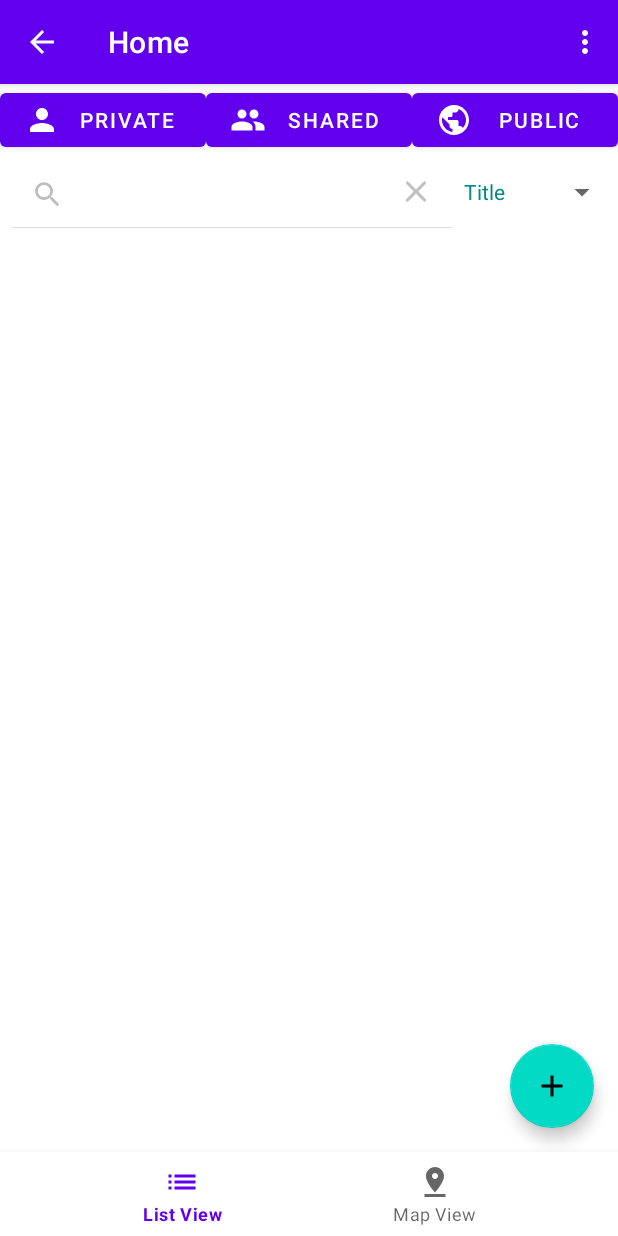
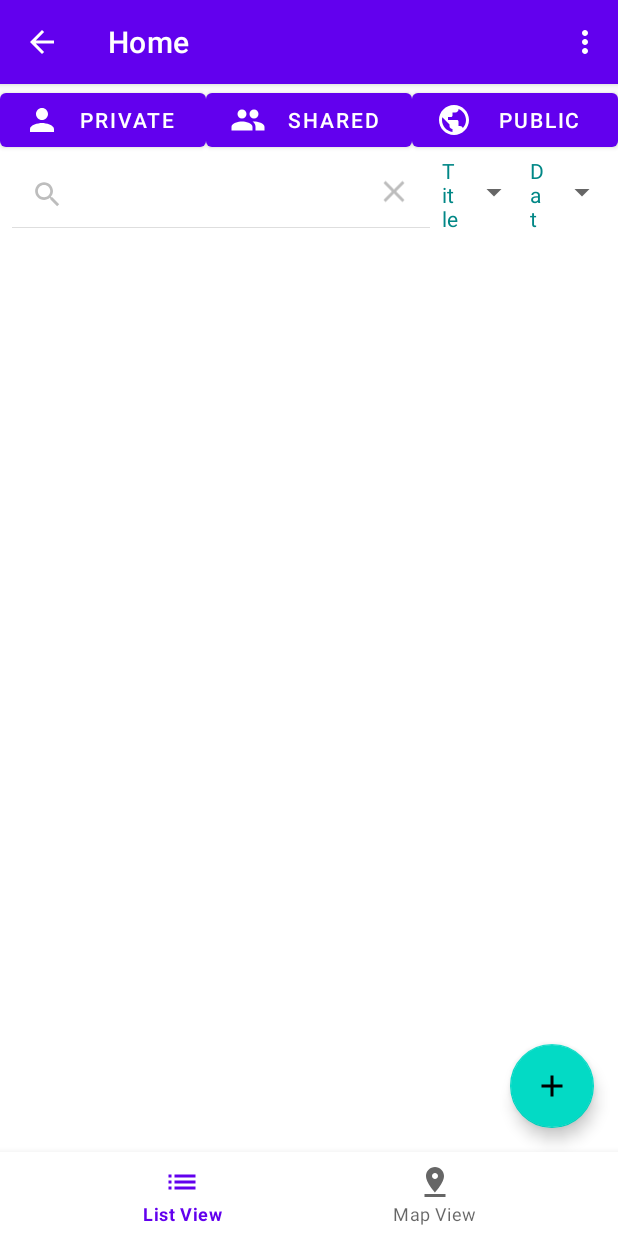
Before and after one commit to GrantJEmerson/interactivediary, an Android app: the ListviewFragment screen opened directly, with no data from a screen before it, after a tap on "Search", on a phone screen of 412 x 824 dp. Run offline under Robolectric (Android 15) with nearby library versions, the phone set to English and light mode, and no system bars; libraries missing offline, so code that uses them is left out: com.parse, org.parceler; pictures from the network do not load; 14 statements that could not run were skipped.

Commit message:
Implemented sorting entries in list view

```diff
--- a/app/src/main/java/com/group24/interactivediary/fragments/listview/ListviewFragment.java
+++ b/app/src/main/java/com/group24/interactivediary/fragments/listview/ListviewFragment.java
@@ -42,19 +42,22 @@ public class ListviewFragment extends Fragment {
     TextView nothingHereYet;
     SearchView searchView;
     Spinner searchTypeSpinner;
+    Spinner sortTypeSpinner;
     SwipeRefreshLayout swipeRefreshLayout;
     RecyclerView recyclerView;
 
     // Other necessary member variables
     private ViewModelProvider viewModelProvider;
     private ListviewViewModel listviewViewModel;
+    private Entry.Visibility visibility;
     private Search.SearchType searchType;
+    private Entry.Ordering sortType;
+    private Search search;
     private List<Entry> entries;
     private EntryAdapter entryAdapter;
     private LinearLayoutManager linearLayoutManager;
     private EndlessRecyclerViewScrollListener scrollListener;
     private EntryManager entryManager;
-    private Search search;
 
     public View onCreateView(@NonNull LayoutInflater inflater, ViewGroup container, Bundle savedInstanceState) {// Inflate the layout for this fragment
         return inflater.inflate(R.layout.fragment_listview, container, false);
@@ -68,17 +71,21 @@ public class ListviewFragment extends Fragment {
         nothingHereYet = view.findViewById(R.id.listviewNothingHereYet);
         searchView = view.findViewById(R.id.listviewSearchView);
         searchTypeSpinner = view.findViewById(R.id.listviewSearchTypeSpinner);
+        sortTypeSpinner = view.findViewById(R.id.listviewSortTypeSpinner);
         swipeRefreshLayout = view.findViewById(R.id.listviewSwipeRefreshLayout);
         recyclerView = view.findViewById(R.id.listviewRecyclerView);
 
         // Initialize other member variables
         viewModelProvider = new ViewModelProvider(requireActivity());
         listviewViewModel = viewModelProvider.get(ListviewViewModel.class);
+        visibility = Entry.Visibility.PRIVATE;
+        searchType = Search.SearchType.TITLE;
+        sortType = Entry.Ordering.TITLE_ASCENDING;
+        search = null;
         entries = new ArrayList<>();
         entryAdapter = new EntryAdapter(requireActivity(), entries);
         linearLayoutManager = new LinearLayoutManager(requireActivity());
         entryManager = new EntryManager(requireActivity());
-        search = null;
 
         // Set up nothingHereYet TextView
         listviewViewModel.getNothingHereYetText().observe(getViewLifecycleOwner(), nothingHereYet::setText);
@@ -93,14 +100,14 @@ public class ListviewFragment extends Fragment {
             public void onFocusChange(View v, boolean hasFocus) {
                 if (hasFocus) searchTypeSpinner.setVisibility(View.VISIBLE);
                 else searchTypeSpinner.setVisibility(View.GONE);
-
             }
         });
         searchView.setOnQueryTextListener(new SearchView.OnQueryTextListener() {
             @Override
             public boolean onQueryTextSubmit(String query) {
+                // TODO: figure out how to adapt string query into Date (in case of Date search) or Location (in case of Location search)
                 search = new Search(searchType, query) {};
-                populateHomeTimeline(listviewViewModel.getVisibility().getValue());
+                populateHomeTimeline();
 
                 return false;
             }
@@ -114,7 +121,7 @@ public class ListviewFragment extends Fragment {
             @Override
             public boolean onClose() {
                 search = null;
-                populateHomeTimeline(listviewViewModel.getVisibility().getValue());
+                populateHomeTimeline();
 
                 return false;
             }
@@ -127,17 +134,23 @@ public class ListviewFragment extends Fragment {
         searchTypeAdapter.setDropDownViewResource(R.layout.spinner_dropdown_item);
         // Apply the adapter to the spinner
         searchTypeSpinner.setAdapter(searchTypeAdapter);
-        // Set it to the default value
+        // Set it to the default value, title (which is at index 0)
         searchTypeSpinner.setSelection(0);
 
         searchTypeSpinner.setOnItemSelectedListener(new AdapterView.OnItemSelectedListener() {
             @Override
             public void onItemSelected(AdapterView<?> parent, View view, int position, long id) {
-                String selectedSearchType = getResources().getStringArray(R.array.search_type_array)[position];
-
-                if (selectedSearchType.equals("Title")) searchType = Search.SearchType.TITLE;
-                else if (selectedSearchType.equals("Date")) searchType = Search.SearchType.DATE;
-                else searchType = Search.SearchType.LOCATION;
+                switch (position) {
+                    case 1:
+                        searchType = Search.SearchType.DATE;
+                        break;
+                    case 2:
+                        searchType = Search.SearchType.LOCATION;
+                        break;
+                    default:
+                        searchType = Search.SearchType.TITLE;
+                        break;
+                }
             }
 
             @Override
@@ -147,11 +160,53 @@ public class ListviewFragment extends Fragment {
             }
         });
 
+        // Set up sort type spinner
+        // Create an ArrayAdapter using the string array and a default spinner layout
+        ArrayAdapter<CharSequence> sortTypeAdapter = ArrayAdapter.createFromResource(requireActivity(), R.array.sort_type_array, R.layout.spinner_item);
+        // Specify the layout to use when the list of choices appears
+        searchTypeAdapter.setDropDownViewResource(R.layout.spinner_dropdown_item);
+        // Apply the adapter to the spinner
+        sortTypeSpinner.setAdapter(sortTypeAdapter);
+        // Set it to the default value, date ascending (which is at index 3)
+        sortTypeSpinner.setSelection(3);
+
+        sortTypeSpinner.setOnItemSelectedListener(new AdapterView.OnItemSelectedListener() {
+            @Override
+            public void onItemSelected(AdapterView<?> parent, View view, int position, long id) {
+                switch (position) {
+                    case 0:
+                        sortType = Entry.Ordering.TITLE_ASCENDING;
+                        break;
+                    case 1:
+                        sortType = Entry.Ordering.TITLE_DESCENDING;
+                        break;
+                    case 2:
+                        sortType = Entry.Ordering.DATE_ASCENDING;
+                        break;
+                    case 4:
+                        sortType = Entry.Ordering.NEAREST;
+                        break;
+                    default:
+                        sortType = Entry.Ordering.DATE_DESCENDING;
+                        break;
+                }
+                populateHomeTimeline();
+            }
+
+            @Override
+            public void onNothingSelected(AdapterView<?> parent) {
+                // Just sort by date descending by default
+                sortType = Entry.Ordering.DATE_DESCENDING;
+            }
+        });
+
+        // Listen for visibility being changed
         listviewViewModel.getVisibility().observe(getViewLifecycleOwner(), new Observer<Entry.Visibility>() {
             @Override
-            public void onChanged(Entry.Visibility visibility) {
+            public void onChanged(Entry.Visibility selectedVisibility) {
                 Log.e(TAG, "onChanged called");
-                populateHomeTimeline(visibility);
+                visibility = selectedVisibility;
+                populateHomeTimeline();
             }
         });
 
@@ -159,7 +214,7 @@ public class ListviewFragment extends Fragment {
             @Override
             public void onLoadMore(int page, int totalItemsCount, RecyclerView view) {
                 Log.e(TAG, "onLoadMore called");
-                loadMorePosts(listviewViewModel.getVisibility().getValue());
+                loadMorePosts();
             }
         });
 
@@ -169,7 +224,8 @@ public class ListviewFragment extends Fragment {
             @Override
             public void onRefresh() {
                 Log.e(TAG, "onRefresh called");
-                populateHomeTimeline(listviewViewModel.getVisibility().getValue());
+                populateHomeTimeline();
+                swipeRefreshLayout.setRefreshing(false);
             }
         });
         // Configure the refreshing colors
@@ -178,7 +234,8 @@ public class ListviewFragment extends Fragment {
                 android.R.color.holo_orange_light,
                 android.R.color.holo_red_light);
 
-        populateHomeTimeline(listviewViewModel.getVisibility().getValue());
+        // Initial populating of the recycler view
+        populateHomeTimeline();
     }
 
     @Override
@@ -186,9 +243,9 @@ public class ListviewFragment extends Fragment {
         super.onDestroyView();
     }
 
-    private void populateHomeTimeline(Entry.Visibility visibility) {
-        // TODO: add other query options depending on user preferences
-        entryManager.fetchEntries(visibility, Entry.Ordering.DATE_ASCENDING, search, null, entriesFound -> {
+    private void populateHomeTimeline() {
+        entryManager.fetchEntries(visibility, sortType, search, null, entriesFound -> {
+            Log.e(TAG, entriesFound.size() + " entries found");
             // Clear out old items before appending in the new ones
             entryAdapter.clear();
             // Save received posts to list and notify adapter of new data
@@ -197,19 +254,17 @@ public class ListviewFragment extends Fragment {
             if (entryAdapter.getItemCount() == 0) nothingHereYet.setVisibility(View.VISIBLE);
             else nothingHereYet.setVisibility(View.GONE);
         });
-        swipeRefreshLayout.setRefreshing(false);
     }
 
-    private void loadMorePosts(Entry.Visibility visibility) {
-        // TODO: add other query options depending on user preferences
+    private void loadMorePosts() {
         Date latestEntry = entries.get(entries.size()-1).getUpdatedAt();
-        entryManager.fetchEntries(visibility, Entry.Ordering.DATE_ASCENDING, search, latestEntry, entriesFound -> {
+        entryManager.fetchEntries(visibility, sortType, search, latestEntry, entriesFound -> {
+            Log.e(TAG, entriesFound.size() + " extra entries found");
             // Save received posts to list and notify adapter of new data
             entryAdapter.addAll(entriesFound);
             // Show empty message if gallery is empty
             if (entryAdapter.getItemCount() == 0) nothingHereYet.setVisibility(View.VISIBLE);
             else nothingHereYet.setVisibility(View.GONE);
         });
-        swipeRefreshLayout.setRefreshing(false);
     }
 }
--- a/app/src/main/res/layout/fragment_listview.xml
+++ b/app/src/main/res/layout/fragment_listview.xml
@@ -37,6 +37,14 @@
             android:visibility="gone"
             tools:visibility="visible" />
 
+        <Spinner
+            android:id="@+id/listviewSortTypeSpinner"
+            android:layout_width="fill_parent"
+            android:layout_height="match_parent"
+            android:layout_toRightOf="@id/listviewSearchTypeSpinner"
+            android:layout_weight="3"
+            android:visibility="visible" />
+
     </LinearLayout>
 
     <androidx.swiperefreshlayout.widget.SwipeRefreshLayout
--- a/app/src/main/res/values/arrays.xml
+++ b/app/src/main/res/values/arrays.xml
@@ -5,4 +5,11 @@
         <item>Date</item>
         <item>Location</item>
     </string-array>
+    <string-array name="sort_type_array">
+        <item>Title (A-Z)</item>
+        <item>Title (Z-A)</item>
+        <item>Date (old-new)</item>
+        <item>Date (new-old)</item>
+        <item>Nearest</item>
+    </string-array>
 </resources>
```
Also changed, not shown: app/src/main/java/com/group24/interactivediary/activities/EntryCreateActivity.java (+55 -4 lines), app/src/main/java/com/group24/interactivediary/networking/EntryManager.java (+15 -6 lines).
